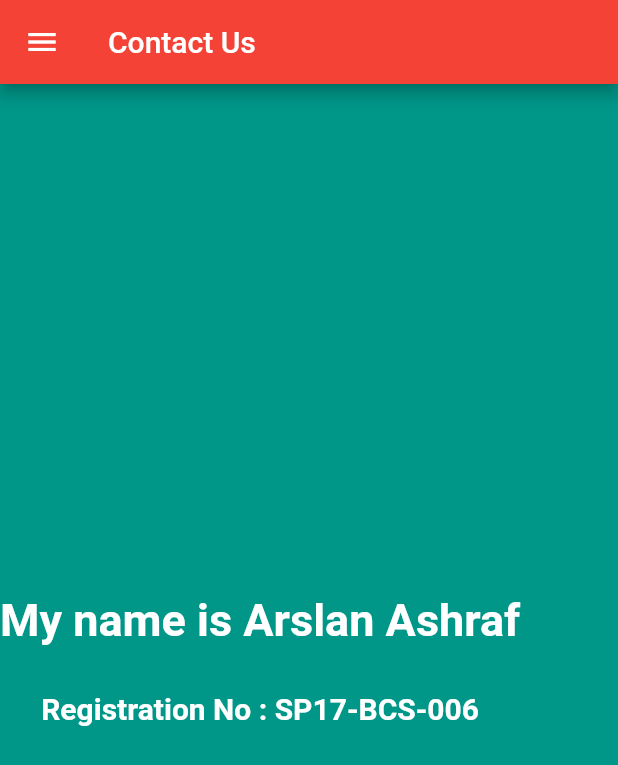
After one commit to arslanashraf006/SP17-BCS-006, a Flutter app: the MyHomePage screen opened directly, in the side drawer, after a tap on "Contact Us", on a phone screen of 412 x 824 dp. The commit adds this screen. Shown: the top 765 px of the screen. Run offline on Flutter 3.47's test engine with Material 2 defaults, Android fonts, the phone set to English and light mode, and no system bars.

Commit message:
Commit:10 Contact us Screen

```diff
--- /dev/null
+++ b/lib/contactus.dart
@@ -0,0 +1,63 @@
+import 'navigationbar.dart';
+import 'package:flutter/material.dart';
+
+void main() => runApp(MyContact());
+
+class MyContact extends StatelessWidget {
+  // This widget is the root of your application.
+  @override
+  Widget build(BuildContext context) {
+    return MaterialApp(
+      title: 'Flutter Demo',
+      theme: ThemeData(
+        primarySwatch: Colors.blue,
+      ),
+      home: MyHomePage(),
+    );
+  }
+}
+
+class MyHomePage extends StatefulWidget {
+  @override
+  _MyHomePageState createState() => _MyHomePageState();
+}
+
+class _MyHomePageState extends State<MyHomePage> {
+  @override
+  Widget build(BuildContext context) {
+    return Scaffold(
+      backgroundColor: Colors.teal,
+      appBar: AppBar(
+        backgroundColor: Colors.red,
+        title: Text(
+          'Contact Us',
+          style: TextStyle(color: Colors.white),
+        ),
+      ),
+      drawer: Drawer(
+        child: navigationbar(),
+      ),
+      body: Column(
+        mainAxisAlignment: MainAxisAlignment.center,
+        crossAxisAlignment: CrossAxisAlignment.center,
+        children: <Widget>[
+          Text(
+            'My name is Arslan Ashraf',
+            style: TextStyle(
+                fontWeight: FontWeight.bold,
+                fontSize: 30.0,
+                color: Colors.white),
+          ),
+          SizedBox(height: 30.0),
+          Text(
+            "Registration No : SP17-BCS-006",
+            style: TextStyle(
+                fontWeight: FontWeight.bold,
+                fontSize: 20.0,
+                color: Colors.white),
+          ),
+        ],
+      ),
+    );
+  }
+}
--- a/lib/home.dart
+++ b/lib/home.dart
@@ -36,6 +36,12 @@ class _homepageState extends State<homepage> {
             RaisedButton(
               color: Colors.red,
               child: Text('Hard Level'),
+              // onPressed: () {
+              //   Navigator.push(
+              //     context,
+              //     MaterialPageRoute(builder: (context) => MyHomePage()),
+              //   );
+              // },
             ),
           ],
         ),
--- a/lib/navigationbar.dart
+++ b/lib/navigationbar.dart
@@ -1,4 +1,5 @@
 import 'package:flutter/material.dart';
+import 'contactus.dart';
 
 class navigationbar extends StatelessWidget {
   const navigationbar({Key key}) : super(key: key);
@@ -47,19 +48,19 @@ class navigationbar extends StatelessWidget {
       //Now let's Add the button for the Menu
       //and let's copy that and modify it
 
-      // ListTile(
-      //   onTap: () {
-      //     Navigator.push(
-      //       context,
-      //       MaterialPageRoute(builder: (context) => MyContact()),
-      //     );
-      //   },
-      //   leading: Icon(
-      //     Icons.inbox,
-      //     color: Colors.black,
-      //   ),
-      //   title: Text("Contact Us"),
-      // ),
+      ListTile(
+        onTap: () {
+          Navigator.push(
+            context,
+            MaterialPageRoute(builder: (context) => MyContact()),
+          );
+        },
+        leading: Icon(
+          Icons.inbox,
+          color: Colors.black,
+        ),
+        title: Text("Contact Us"),
+      ),
 
       ListTile(
         onTap: () {},
```
